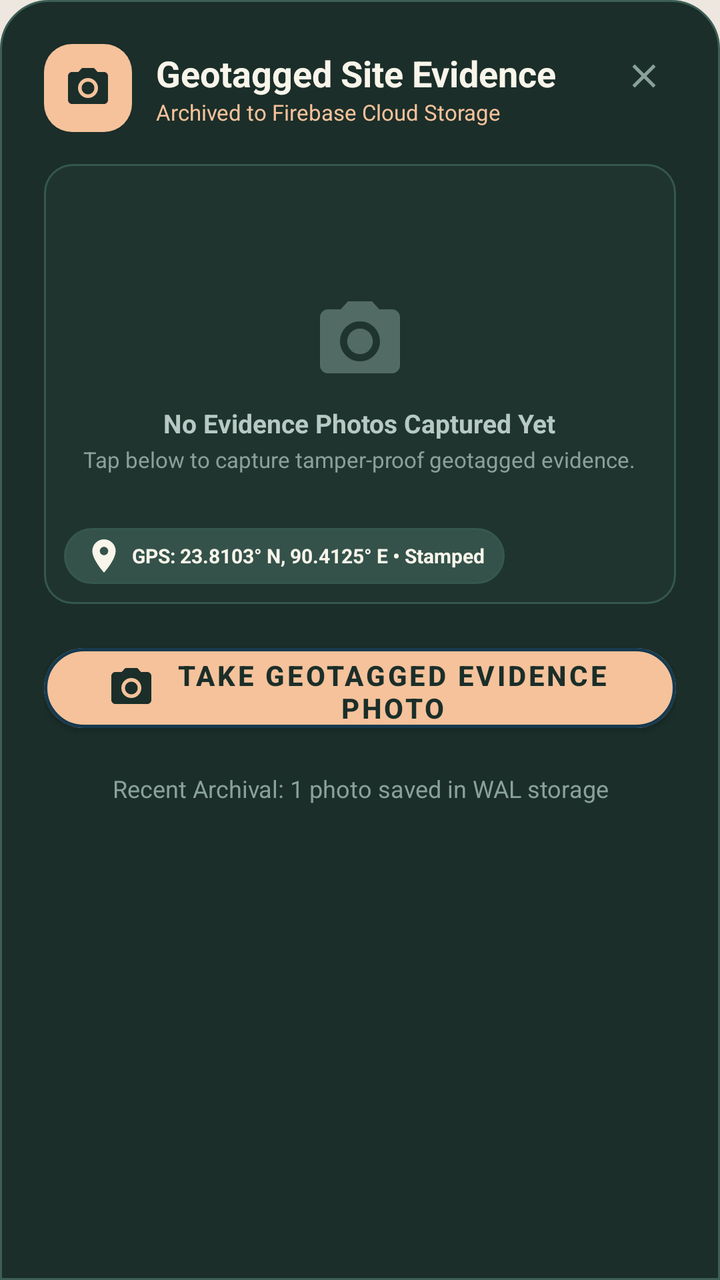
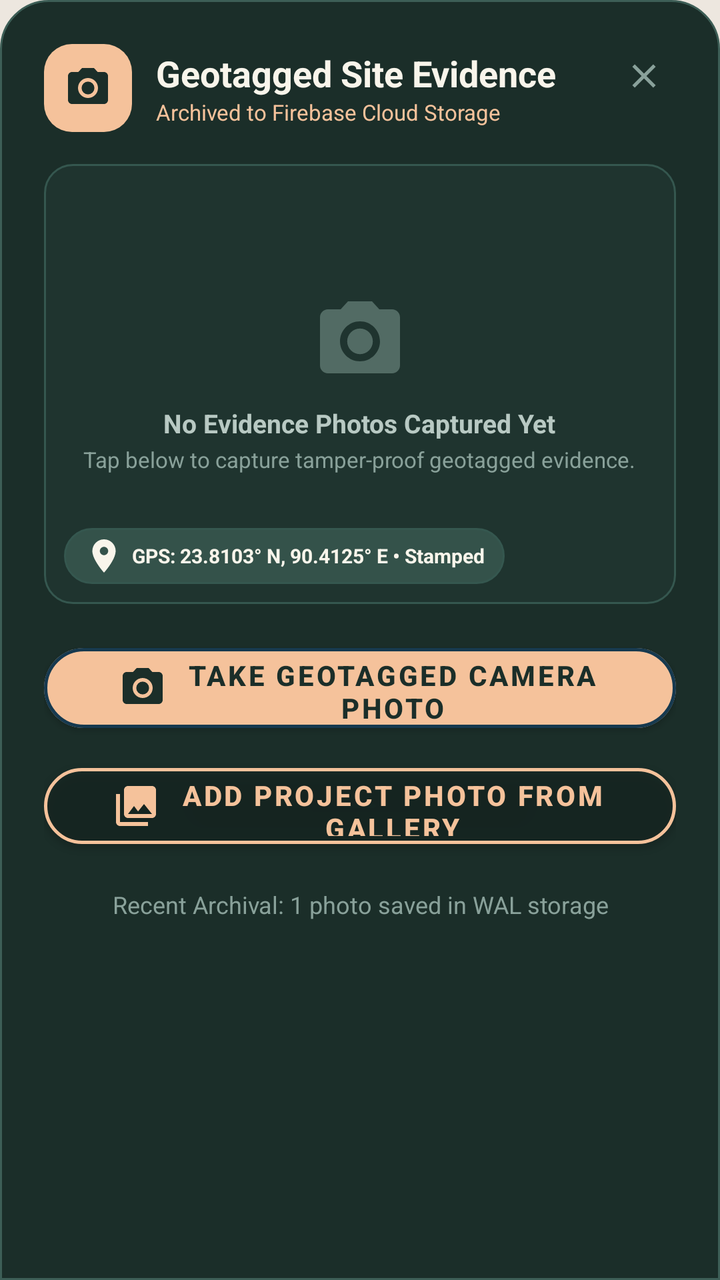

Compare the two renders of this Android layout. The source of the first and the diff that turns it into the second are given below.
<!-- AndroidManifest.xml: application theme Theme.SiteSync -->
<!-- res/layout/dialog_site_evidence_gallery.xml -->
<?xml version="1.0" encoding="utf-8"?>
<androidx.core.widget.NestedScrollView xmlns:android="http://schemas.android.com/apk/res/android"
    xmlns:app="http://schemas.android.com/apk/res-auto"
    android:layout_width="match_parent"
    android:layout_height="wrap_content"
    android:background="@drawable/bg_bottom_sheet_forest"
    android:padding="22dp">

    <LinearLayout
        android:layout_width="match_parent"
        android:layout_height="wrap_content"
        android:orientation="vertical">

        
        <RelativeLayout
            android:layout_width="match_parent"
            android:layout_height="wrap_content"
            android:layout_marginBottom="16dp">

            <LinearLayout
                android:layout_width="wrap_content"
                android:layout_height="wrap_content"
                android:orientation="horizontal"
                android:gravity="center_vertical"
                android:layout_alignParentStart="true">

                <ImageView
                    android:layout_width="44dp"
                    android:layout_height="44dp"
                    android:background="@drawable/bg_squircle_brand"
                    android:src="@drawable/ic_camera"
                    app:tint="@color/forest_dark"
                    android:padding="10dp"
                    android:contentDescription="Evidence Storage" />

                <LinearLayout
                    android:layout_width="wrap_content"
                    android:layout_height="wrap_content"
                    android:orientation="vertical"
                    android:layout_marginStart="12dp">

                    <TextView
                        android:layout_width="wrap_content"
                        android:layout_height="wrap_content"
                        android:text="Geotagged Site Evidence"
                        android:textColor="@color/text_on_dark_primary"
                        android:textSize="18sp"
                        android:textStyle="bold" />

                    <TextView
                        android:id="@+id/tvEvidenceCloudStatus"
                        android:layout_width="wrap_content"
                        android:layout_height="wrap_content"
                        android:text="Archived to Firebase Cloud Storage"
                        android:textColor="@color/peach_accent"
                        android:textSize="11sp" />
                </LinearLayout>
            </LinearLayout>

            <ImageView
                android:id="@+id/btnCloseEvidenceModal"
                android:layout_width="32dp"
                android:layout_height="32dp"
                android:layout_alignParentEnd="true"
                android:background="?attr/selectableItemBackgroundBorderless"
                android:contentDescription="Close"
                android:padding="6dp"
                android:src="@drawable/ic_close"
                app:tint="@color/text_on_dark_muted" />
        </RelativeLayout>

        
        <FrameLayout
            android:layout_width="match_parent"
            android:layout_height="220dp"
            android:background="@drawable/bg_card_inset_forest"
            android:layout_marginBottom="16dp">

            <ImageView
                android:id="@+id/ivEvidenceMainPreview"
                android:layout_width="match_parent"
                android:layout_height="match_parent"
                android:scaleType="centerCrop"
                android:contentDescription="Latest evidence preview" />

            <LinearLayout
                android:id="@+id/layoutEvidencePlaceholder"
                android:layout_width="match_parent"
                android:layout_height="match_parent"
                android:orientation="vertical"
                android:gravity="center">

                <ImageView
                    android:layout_width="48dp"
                    android:layout_height="48dp"
                    android:src="@drawable/ic_camera"
                    app:tint="@color/forest_muted"
                    android:contentDescription="Placeholder camera" />

                <TextView
                    android:layout_width="wrap_content"
                    android:layout_height="wrap_content"
                    android:text="No Evidence Photos Captured Yet"
                    android:textColor="@color/text_on_dark_secondary"
                    android:textSize="13sp"
                    android:textStyle="bold"
                    android:layout_marginTop="8dp" />

                <TextView
                    android:layout_width="wrap_content"
                    android:layout_height="wrap_content"
                    android:text="Tap below to capture tamper-proof geotagged evidence."
                    android:textColor="@color/text_on_dark_muted"
                    android:textSize="11sp"
                    android:layout_marginTop="2dp" />
            </LinearLayout>

            
            <TextView
                android:id="@+id/tvEvidenceGpsBadge"
                android:layout_width="wrap_content"
                android:layout_height="wrap_content"
                android:layout_gravity="bottom|start"
                android:layout_margin="10dp"
                android:background="@drawable/bg_pill_forest"
                android:paddingHorizontal="10dp"
                android:paddingVertical="4dp"
                android:text="GPS: 23.8103° N, 90.4125° E • Stamped"
                android:drawableStart="@drawable/ic_location"
                android:drawablePadding="4dp"
                android:drawableTint="@color/text_on_dark_primary"
                android:gravity="center_vertical"
                android:textColor="@color/text_on_dark_primary"
                android:textSize="10sp"
                android:textStyle="bold" />
        </FrameLayout>

        
        <com.google.android.material.button.MaterialButton
            android:id="@+id/btnCaptureEvidenceModal"
            android:layout_width="match_parent"
            android:layout_height="52dp"
            android:text="Take Geotagged Evidence Photo"
            android:textColor="@color/forest_dark"
            android:textSize="14sp"
            android:textStyle="bold"
            app:icon="@drawable/ic_camera"
            app:iconTint="@color/forest_dark"
            app:iconGravity="textStart"
            app:backgroundTint="@color/peach_accent"
            app:cornerRadius="26dp"
            android:layout_marginBottom="16dp" />

        
        <TextView
            android:id="@+id/tvEvidenceCounter"
            android:layout_width="match_parent"
            android:layout_height="wrap_content"
            android:text="Recent Archival: 1 photo saved in WAL storage"
            android:textColor="@color/text_on_dark_muted"
            android:textSize="12sp"
            android:gravity="center" />

    </LinearLayout>
</androidx.core.widget.NestedScrollView>
<!-- resources referenced by this layout -->
<resources>
  <color name="forest_dark">#1B2E29</color>
  <color name="forest_muted">#526B64</color>
  <color name="peach_accent">#F5C29B</color>
  <color name="text_on_dark_muted">#89A19A</color>
  <color name="text_on_dark_primary">#F9F5EB</color>
  <color name="text_on_dark_secondary">#B8C9C3</color>
  <!-- drawable bg_bottom_sheet_forest (drawable) -->
  <?xml version="1.0" encoding="utf-8"?>
  <shape xmlns:android="http://schemas.android.com/apk/res/android"
      android:shape="rectangle">
      <solid android:color="@color/forest_surface_deep" />
      <corners
          android:topLeftRadius="24dp"
          android:topRightRadius="24dp"
          android:bottomLeftRadius="0dp"
          android:bottomRightRadius="0dp" />
      <stroke
          android:width="1dp"
          android:color="@color/forest_stroke" />
  </shape>
  <!-- drawable bg_card_inset_forest (drawable) -->
  <?xml version="1.0" encoding="utf-8"?>
  <shape xmlns:android="http://schemas.android.com/apk/res/android"
      android:shape="rectangle">
      <corners android:radius="14dp" />
      <solid android:color="@color/forest_card_inset" />
      <stroke
          android:width="1dp"
          android:color="@color/forest_stroke_subtle" />
  </shape>
  <!-- drawable bg_pill_forest (drawable) -->
  <?xml version="1.0" encoding="utf-8"?>
  <shape xmlns:android="http://schemas.android.com/apk/res/android"
      android:shape="rectangle">
      <solid android:color="@color/forest_pill_bg" />
      <corners android:radius="16dp" />
      <stroke
          android:width="1dp"
          android:color="@color/forest_stroke_subtle" />
  </shape>
  <!-- drawable bg_squircle_brand (drawable) -->
  <?xml version="1.0" encoding="utf-8"?>
  <shape xmlns:android="http://schemas.android.com/apk/res/android"
      android:shape="rectangle">
      <solid android:color="@color/peach_accent" />
      <corners android:radius="14dp" />
  </shape>
  <!-- drawable ic_close (drawable) -->
  <vector xmlns:android="http://schemas.android.com/apk/res/android"
      android:width="24dp"
      android:height="24dp"
      android:viewportWidth="24"
      android:viewportHeight="24">
    <path
        android:fillColor="@color/oxide_blue_primary"
        android:pathData="M19,6.41L17.59,5 12,10.59 6.41,5 5,6.41 10.59,12 5,17.59 6.41,19 12,13.41 17.59,19 19,17.59 13.41,12z"/>
  </vector>
  <!-- drawable ic_location (drawable) -->
  <vector xmlns:android="http://schemas.android.com/apk/res/android"
      android:width="20dp"
      android:height="20dp"
      android:viewportWidth="24"
      android:viewportHeight="24">
      <path
          android:fillColor="#64748B"
          android:pathData="M12,2C8.13,2 5,5.13 5,9c0,5.25 7,13 7,13s7,-7.75 7,-13c0,-3.87 -3.13,-7 -7,-7zm0,9.5c-1.38,0 -2.5,-1.12 -2.5,-2.5s1.12,-2.5 2.5,-2.5 2.5,1.12 2.5,2.5 -1.12,2.5 -2.5,2.5z" />
  </vector>
  <color name="forest_surface_deep">#FF1B2E29</color>
  <color name="forest_stroke">#FF3D5E56</color>
  <color name="forest_card_inset">#1F342F</color>
  <color name="forest_stroke_subtle">#FF35574F</color>
  <color name="forest_pill_bg">#FF34524A</color>
  <color name="oxide_blue_primary">#16394F</color>
  <color name="warm_ash_base">#EDE7DF</color>
  <color name="warm_ash_surface">#E5DFD6</color>
  <color name="oxide_blue_dark">#0E2636</color>
  <color name="text_on_oxide_white">#FFFFFF</color>
  <color name="oxide_blue_light">#24526E</color>
  <color name="stroke_oxide_blue">#16394F</color>
  <color name="text_oxide_primary">#16394F</color>
  <color name="text_oxide_secondary">#4D6E82</color>
  <color name="text_oxide_muted">#7E98A8</color>
  <!-- unchanged entries left out for length: 2 -->
</resources>

<!-- the commit's change to res/layout/dialog_site_evidence_gallery.xml (unified diff, before → after) -->
@@ -136,20 +136,43 @@
         </FrameLayout>
 
         
-        <com.google.android.material.button.MaterialButton
-            android:id="@+id/btnCaptureEvidenceModal"
+        <LinearLayout
             android:layout_width="match_parent"
-            android:layout_height="52dp"
-            android:text="Take Geotagged Evidence Photo"
-            android:textColor="@color/forest_dark"
-            android:textSize="14sp"
-            android:textStyle="bold"
-            app:icon="@drawable/ic_camera"
-            app:iconTint="@color/forest_dark"
-            app:iconGravity="textStart"
-            app:backgroundTint="@color/peach_accent"
-            app:cornerRadius="26dp"
-            android:layout_marginBottom="16dp" />
+            android:layout_height="wrap_content"
+            android:orientation="vertical"
+            android:layout_marginBottom="16dp">
+
+            <com.google.android.material.button.MaterialButton
+                android:id="@+id/btnCaptureEvidenceModal"
+                android:layout_width="match_parent"
+                android:layout_height="52dp"
+                android:text="Take Geotagged Camera Photo"
+                android:textColor="@color/forest_dark"
+                android:textSize="14sp"
+                android:textStyle="bold"
+                app:icon="@drawable/ic_camera"
+                app:iconTint="@color/forest_dark"
+                app:iconGravity="textStart"
+                app:backgroundTint="@color/peach_accent"
+                app:cornerRadius="26dp"
+                android:layout_marginBottom="8dp" />
+
+            <com.google.android.material.button.MaterialButton
+                android:id="@+id/btnAddProjectPhotoModal"
+                android:layout_width="match_parent"
+                android:layout_height="50dp"
+                android:text="Add Project Photo from Gallery"
+                android:textColor="@color/peach_accent"
+                android:textSize="14sp"
+                android:textStyle="bold"
+                app:icon="@drawable/ic_photo_library"
+                app:iconTint="@color/peach_accent"
+                app:iconGravity="textStart"
+                app:backgroundTint="@android:color/transparent"
+                app:strokeColor="@color/peach_accent"
+                app:strokeWidth="1.5dp"
+                app:cornerRadius="25dp" />
+        </LinearLayout>
 
         
         <TextView
<!-- resource entries referenced after the edit -->
@@ -67,6 +67,16 @@
           android:fillColor="#64748B"
           android:pathData="M12,2C8.13,2 5,5.13 5,9c0,5.25 7,13 7,13s7,-7.75 7,-13c0,-3.87 -3.13,-7 -7,-7zm0,9.5c-1.38,0 -2.5,-1.12 -2.5,-2.5s1.12,-2.5 2.5,-2.5 2.5,1.12 2.5,2.5 -1.12,2.5 -2.5,2.5z" />
   </vector>
+  <!-- drawable ic_photo_library (drawable) -->
+  <vector xmlns:android="http://schemas.android.com/apk/res/android"
+      android:width="24dp"
+      android:height="24dp"
+      android:viewportWidth="24"
+      android:viewportHeight="24">
+      <path
+          android:fillColor="@color/peach_accent"
+          android:pathData="M22,16V4c0,-1.1 -0.9,-2 -2,-2H8c-1.1,0 -2,0.9 -2,2v12c0,1.1 0.9,2 2,2h12c1.1,0 2,-0.9 2,-2zm-11,-4l2.03,2.71L16,11l4,5H8l3,-4zM2,6v14c0,1.1 0.9,2 2,2h14v-2H4V6H2z" />
+  </vector>
   <color name="forest_surface_deep">#FF1B2E29</color>
   <color name="forest_stroke">#FF3D5E56</color>
   <color name="forest_card_inset">#1F342F</color>
